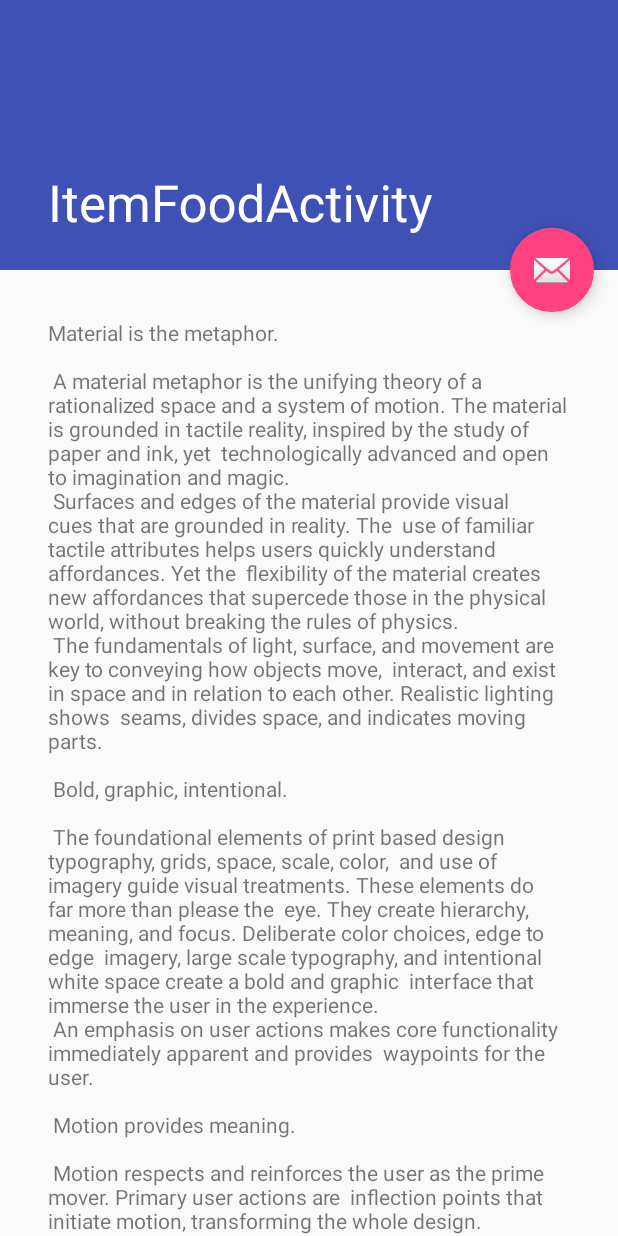
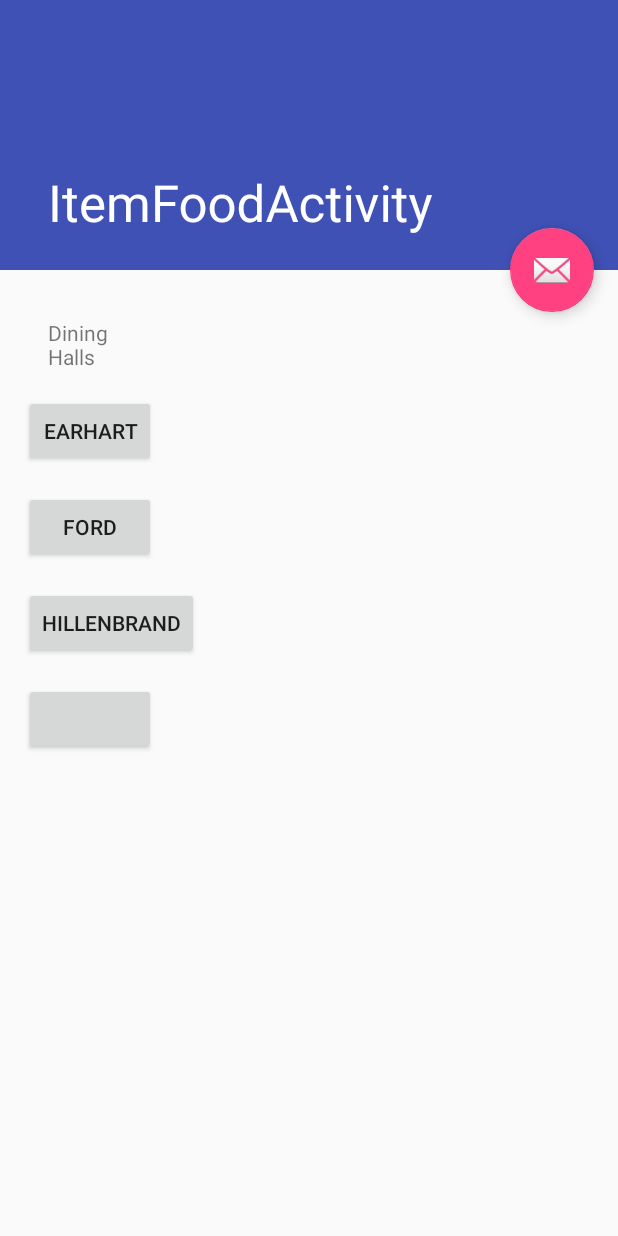
Before and after one commit to matthewwen/PurdueDietDining, an Android app: the ItemFoodActivity screen opened directly, with no data from a screen before it, on a phone screen of 412 x 824 dp. Run offline under Robolectric (Android 15) with nearby library versions, the phone set to English and light mode, and no system bars.

```diff
--- a/app/src/main/res/layout/content_item_food.xml
+++ b/app/src/main/res/layout/content_item_food.xml
@@ -16,11 +16,32 @@
         android:padding="16dp">
 
         <TextView
+            android:layout_width="53dp"
+            android:layout_height="wrap_content"
+            android:layout_margin="@dimen/text_margin"
+            android:text="Dining Halls"
+            android:layout_marginBottom="16dp"/>
+
+        <Button
             android:layout_width="wrap_content"
             android:layout_height="wrap_content"
-            android:layout_margin="@dimen/text_margin"
-            android:text="@string/large_text" />
-
+            android:text="Earhart"
+            android:layout_marginBottom="16dp"/>
+        <Button
+            android:layout_width="wrap_content"
+            android:layout_height="wrap_content"
+            android:text="Ford"
+            android:layout_marginBottom="16dp"/>
+        <Button
+            android:layout_width="wrap_content"
+            android:layout_height="wrap_content"
+            android:text="Hillenbrand"
+            android:layout_marginBottom="16dp"
+            />
+        <Button
+            android:layout_width="wrap_content"
+            android:layout_height="wrap_content"
+            android:text=""/>
 
 
     </LinearLayout>
```
